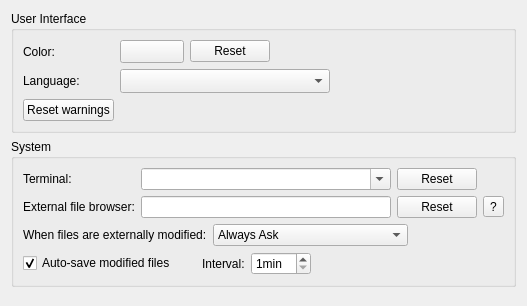
Old version of the form src/plugins/coreplugin/generalsettings.ui in the repository qt-creator/qt-creator.
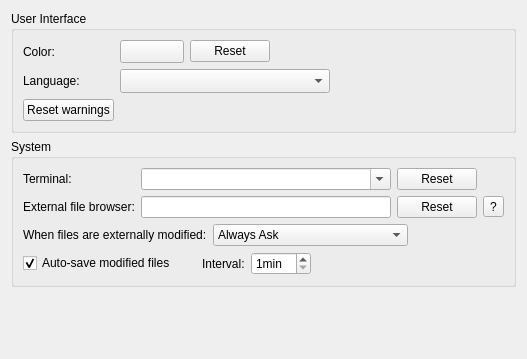
New version of the form. Icons and pictures are not drawn. Custom widgets are drawn as their Qt base class.

Commit message: GeneralSettings: Fix indentation in UI file

What changed in the file:
```diff
--- a/src/plugins/coreplugin/generalsettings.ui
+++ b/src/plugins/coreplugin/generalsettings.ui
@@ -7,7 +7,7 @@
     <x>0</x>
     <y>0</y>
     <width>527</width>
-    <height>306</height>
+    <height>359</height>
    </rect>
   </property>
   <layout class="QVBoxLayout" name="verticalLayout">
```
Lines whose indentation alone changed are shown as unchanged.
